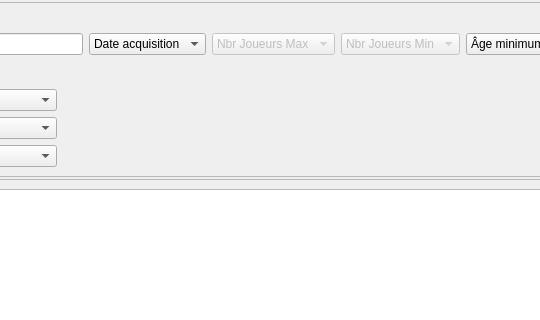
Above: f_listejeux.ui from nivhg/ludopen before the change; both pictures show x 219 to 759 and y 0 to 320 of the 1042 by 499 pixel window. Below: the same form after it.
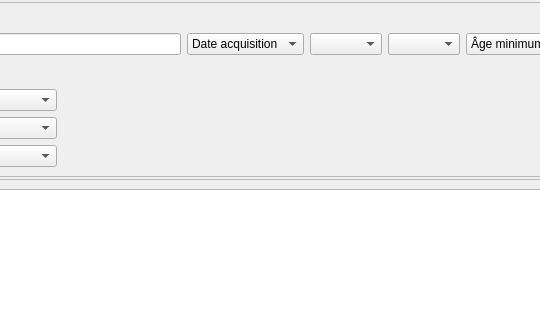
That is the form after the change. Icons and pictures are not drawn.

Diff of the .ui file:
```diff
--- a/f_listejeux.ui
+++ b/f_listejeux.ui
@@ -82,27 +82,17 @@
            </widget>
           </item>
           <item>
-           <widget class="QComboBox" name="CBx_JoueursMax">
+           <widget class="QComboBox" name="CBx_JoueursMin">
             <property name="enabled">
-             <bool>false</bool>
+             <bool>true</bool>
             </property>
-            <item>
-             <property name="text">
-              <string>Nbr Joueurs Max</string>
-             </property>
-            </item>
            </widget>
           </item>
           <item>
-           <widget class="QComboBox" name="CBx_JoueursMin">
+           <widget class="QComboBox" name="CBx_JoueursMax">
             <property name="enabled">
-             <bool>false</bool>
+             <bool>true</bool>
             </property>
-            <item>
-             <property name="text">
-              <string>Nbr Joueurs Min</string>
-             </property>
-            </item>
            </widget>
           </item>
           <item>
```
